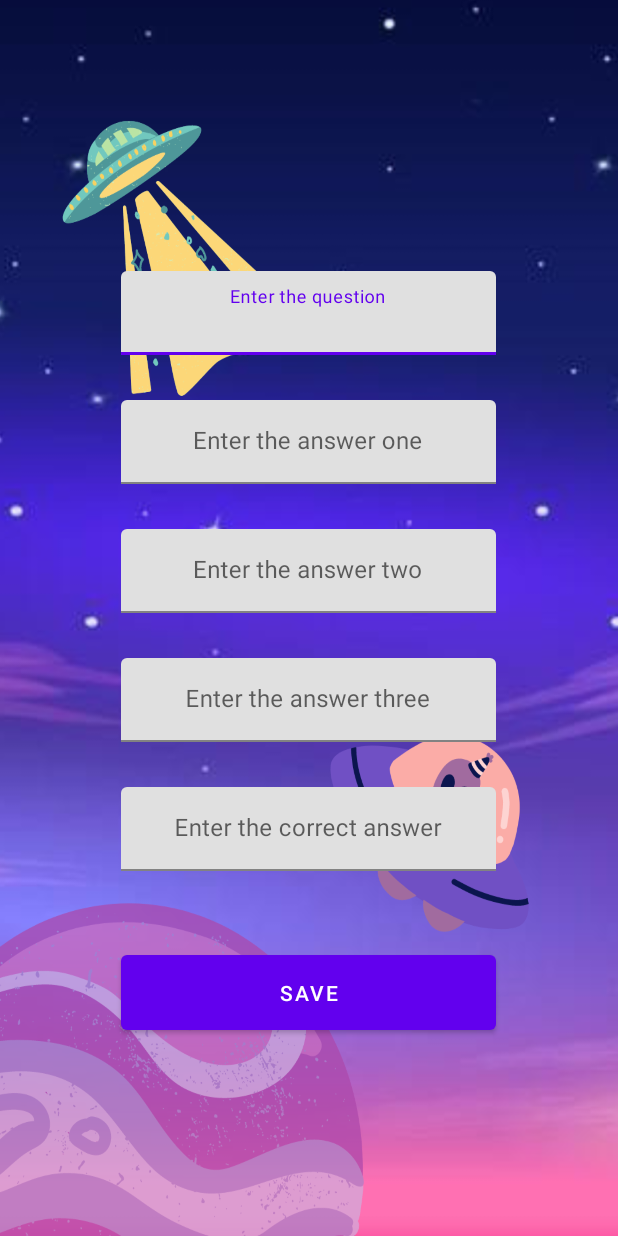
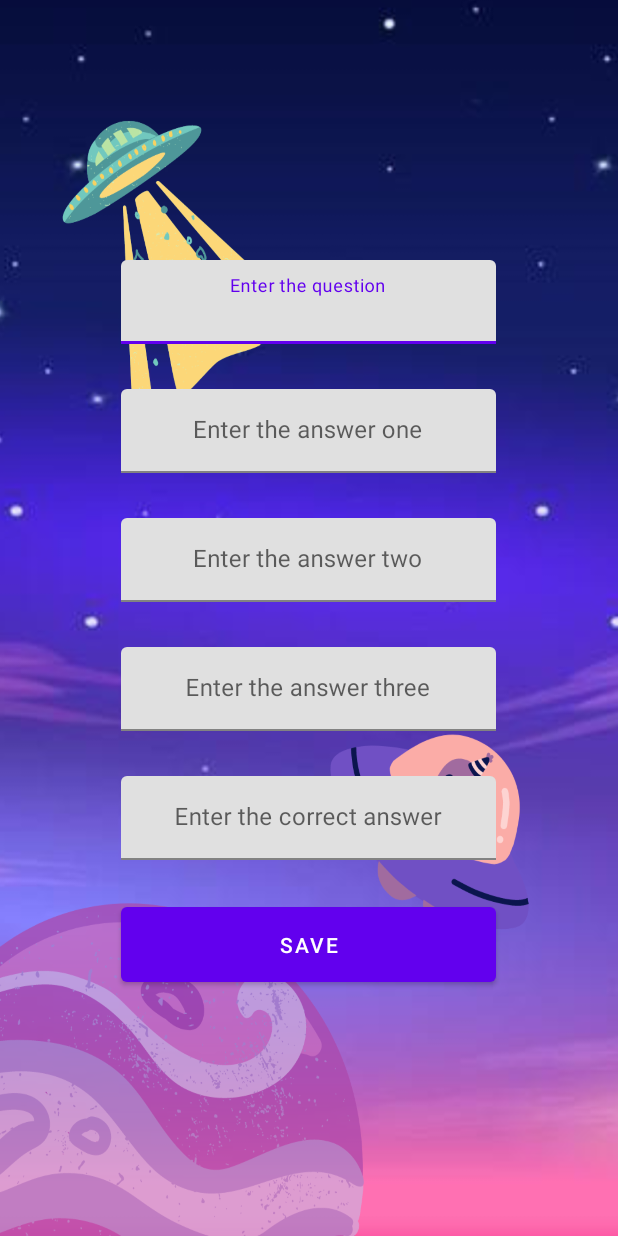
Before and after one commit to simonedimeglio/kotlin-android-final-app, an Android app: the layout popup_questions.xml on its own in the app's theme, with its tools: preview values and no code run, on a phone screen of 412 x 824 dp. Run offline under Robolectric (Android 15) with nearby library versions, the phone set to English and light mode, and no system bars.

Commit message:
modify and delete bug fixed. question popup bug fixed.

```diff
--- a/Serious Game/app/src/main/res/layout/activity_view_admin.xml
+++ b/Serious Game/app/src/main/res/layout/activity_view_admin.xml
@@ -56,7 +56,6 @@
         android:id="@+id/add"
         android:layout_width="wrap_content"
         android:layout_height="wrap_content"
-        android:layout_marginBottom="636dp"
         android:text="Add"
         app:layout_constraintBottom_toBottomOf="parent"
         app:layout_constraintEnd_toEndOf="parent"
--- a/Serious Game/app/src/main/res/layout/popup_questions.xml
+++ b/Serious Game/app/src/main/res/layout/popup_questions.xml
@@ -11,7 +11,7 @@
         android:layout_width="250dp"
         android:layout_height="wrap_content"
         android:layout_marginHorizontal="16dp"
-        android:layout_marginTop="100dp">
+        android:layout_marginTop="60dp">
 
         <com.google.android.material.textfield.TextInputEditText
             android:id="@+id/question"
@@ -90,7 +90,7 @@
         android:layout_height="wrap_content"
         android:text="save"
         android:padding="15dp"
-        android:layout_marginTop="50dp"
+        android:layout_marginTop="25dp"
         android:layout_marginBottom="50dp"/>
 
 
```
Also changed, not shown: Serious Game/app/src/main/java/com/seriousgame/clyf/admin/ViewAdminActivity.kt (+7 -5 lines).
